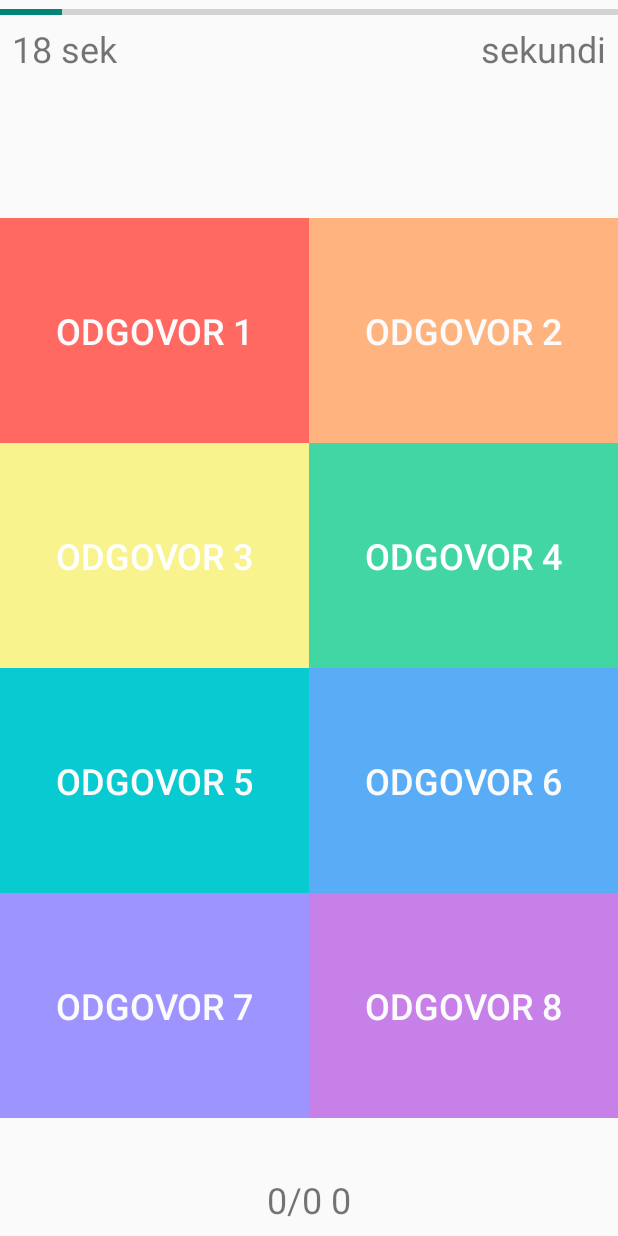
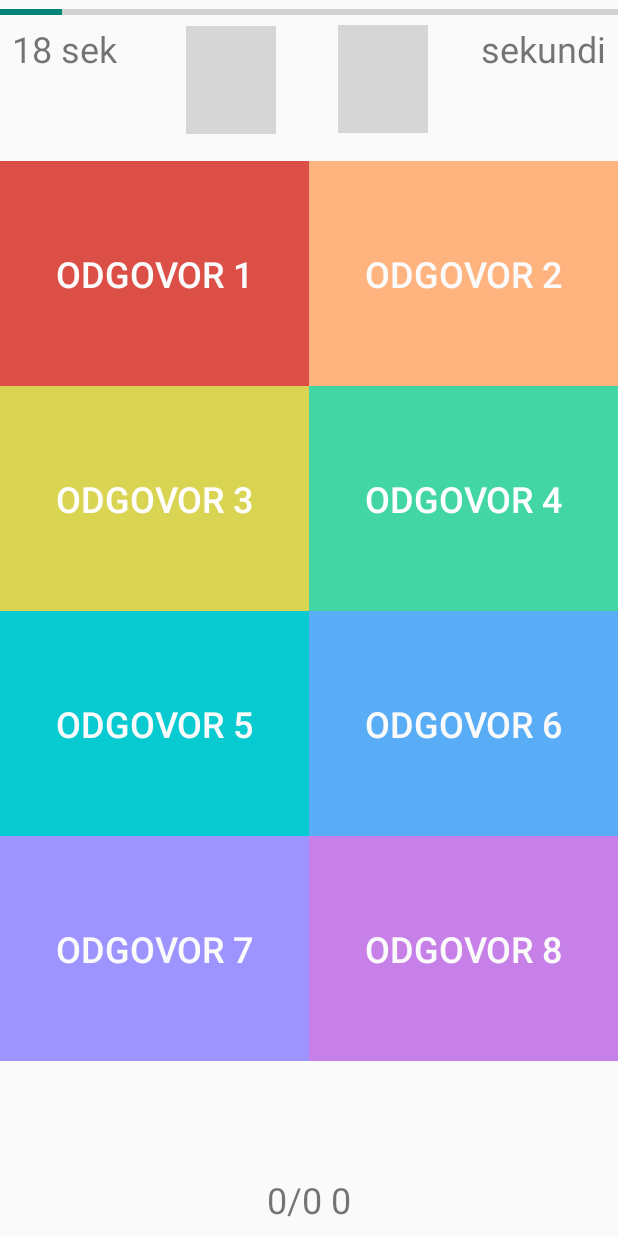
Before and after one commit to Andjelo12/Agilni_projekat, an Android app: the StartGame screen opened directly, with no data from a screen before it, after a tap on "NOVA IGRA", on a phone screen of 412 x 824 dp. Run offline under Robolectric (Android 15) with nearby library versions, the light colour scheme and no system bars; 26 statements that could not run were skipped; grey boxes are pictures that could not be loaded.

Commit message:
commit message

```diff
--- a/app/build.gradle
+++ b/app/build.gradle
@@ -52,6 +52,7 @@ dependencies {
     implementation 'androidx.constraintlayout:constraintlayout:2.1.4'
     implementation 'com.google.android.material:material:1.12.0-alpha01'
     //implementation 'com.github.VishnuSivadasVS:Advanced-HttpURLConnection:1.2'
+    implementation 'com.google.android.material:material:1.3.0'
     testImplementation 'junit:junit:4.13.2'
     androidTestImplementation 'androidx.test.ext:junit:1.1.5'
     androidTestImplementation 'androidx.test.espresso:espresso-core:3.5.1'
--- a/app/src/main/java/com/example/agilni_projekat/StartGame.java
+++ b/app/src/main/java/com/example/agilni_projekat/StartGame.java
@@ -8,6 +8,7 @@ import android.os.Handler;
 import android.view.Gravity;
 import android.view.View;
 import android.widget.Button;
+import android.widget.ImageView;
 import android.widget.ProgressBar;
 import android.widget.TextView;
 import android.widget.Toast;
@@ -22,6 +23,7 @@ public class StartGame extends AppCompatActivity {
     Button btn_start, btn_answer0, btn_answer1, btn_answer2, btn_answer3, btn_answer4, btn_answer5, btn_answer6, btn_answer7;
     TextView tv_score, tv_questions, tv_timer, tv_bottommessage;
     ProgressBar prog_timer;
+    ImageView firstNumImg, secondNumImg;
     long startTime;
     ArrayList<Long> middleTime;
     int secondsRemaining, totalSeconds;
@@ -52,6 +54,8 @@ public class StartGame extends AppCompatActivity {
         btn_answer2.setEnabled(false);
         btn_answer3 = findViewById(R.id.btn_answer3);
         btn_answer3.setEnabled(false);
+        firstNumImg = findViewById(R.id.imageView);
+        secondNumImg = findViewById(R.id.imageView2);
         if (difficulty.equals("Medium")) {
             btn_answer4 = findViewById(R.id.btn_answer4);
             btn_answer4.setEnabled(false);
@@ -168,7 +172,7 @@ public class StartGame extends AppCompatActivity {
                 btn_answer1.setEnabled(false);
                 btn_answer2.setEnabled(false);
                 btn_answer3.setEnabled(false);
-                tv_bottommessage.setText("Vreme je isteklo! " + g.getNumberCorrect() + "/" + (g.getTotalQuestions() - 1)+" Pts:"+g.getPoints());
+                tv_bottommessage.setText("Vreme je isteklo! " + "\nTačni | Netačni: " + g.getNumberCorrect() + " | " + (g.getTotalQuestions() - 1)+"\nPts: "+g.getPoints());
                 String[] field = new String[8];
                 field[0] = "id_user";
                 field[1] = "correct_answers";
@@ -214,6 +218,44 @@ public class StartGame extends AppCompatActivity {
 
     private void nextTurn(Game g, String type, String difficulty) {
         g.makeNewQuestion(type, difficulty);
+        switch (g.getCurrentQuestion().getFirstNumber()){
+            case 1:
+                firstNumImg.setImageResource(R.drawable.jedan);
+                break;
+            case 2:
+                firstNumImg.setImageResource(R.drawable.dva);
+                break;
+            case 3:
+                firstNumImg.setImageResource(R.drawable.tri);
+                break;
+            case 4:
+                firstNumImg.setImageResource(R.drawable.cetiri);
+                break;
+            case 5:
+                firstNumImg.setImageResource(R.drawable.pet);
+                break;
+            case 6:
+                firstNumImg.setImageResource(R.drawable.sest);
+        }
+        switch (g.getCurrentQuestion().getSecondNumber()){
+            case 1:
+                secondNumImg.setImageResource(R.drawable.jedan);
+                break;
+            case 2:
+                secondNumImg.setImageResource(R.drawable.dva);
+                break;
+            case 3:
+                secondNumImg.setImageResource(R.drawable.tri);
+                break;
+            case 4:
+                secondNumImg.setImageResource(R.drawable.cetiri);
+                break;
+            case 5:
+                secondNumImg.setImageResource(R.drawable.pet);
+                break;
+            case 6:
+                secondNumImg.setImageResource(R.drawable.sest);
+        }
         int[] answer = g.getCurrentQuestion().getAnswerArray();
         btn_answer0.setText(Integer.toString(answer[0]));
         btn_answer1.setText(Integer.toString(answer[1]));
--- a/app/src/main/res/layout/activity_hard.xml
+++ b/app/src/main/res/layout/activity_hard.xml
@@ -6,12 +6,49 @@
     android:layout_height="match_parent"
     tools:context=".AddHard">
 
+    <ImageView
+        android:id="@+id/imageView"
+        android:layout_width="60dp"
+        android:layout_height="72dp"
+        android:layout_marginStart="124dp"
+        app:layout_constraintBottom_toBottomOf="parent"
+        app:layout_constraintEnd_toEndOf="@+id/tv_questions"
+        app:layout_constraintHorizontal_bias="0.0"
+        app:layout_constraintStart_toStartOf="parent"
+        app:layout_constraintTop_toTopOf="parent"
+        app:layout_constraintVertical_bias="0.023"
+        tools:srcCompat="@drawable/pet" />
+
+    <ImageView
+        android:id="@+id/imageView2"
+        android:layout_width="60dp"
+        android:layout_height="72dp"
+        app:layout_constraintBottom_toBottomOf="parent"
+        app:layout_constraintEnd_toEndOf="parent"
+        app:layout_constraintHorizontal_bias="0.64"
+        app:layout_constraintStart_toStartOf="parent"
+        app:layout_constraintTop_toTopOf="parent"
+        app:layout_constraintVertical_bias="0.022"
+        tools:srcCompat="@drawable/pet" />
+
+    <TextView
+        android:id="@+id/tv_questions"
+        android:layout_width="wrap_content"
+        android:layout_height="wrap_content"
+        android:text="+"
+        android:textSize="48sp"
+        app:layout_constraintBottom_toTopOf="@+id/tableLayout3"
+        app:layout_constraintEnd_toEndOf="parent"
+        app:layout_constraintStart_toStartOf="parent"
+        app:layout_constraintTop_toBottomOf="@+id/prog_timer"
+        app:layout_constraintVertical_bias="0.026" />
+
     <Button
         android:id="@+id/btn_start"
         android:layout_width="180dp"
         android:layout_height="180dp"
         android:autoText="false"
-        android:background="#f66d9b"
+        android:background="@drawable/mybutton"
         android:text="nova igra"
         android:textColor="#FFFDFD"
         android:textSize="24sp"
@@ -54,22 +91,12 @@
         app:layout_constraintTop_toBottomOf="@+id/prog_timer" />
 
     <TextView
-        android:id="@+id/tv_questions"
-        android:layout_width="wrap_content"
-        android:layout_height="wrap_content"
-        android:layout_marginTop="16dp"
-        android:text="TextView"
-        android:textSize="34sp"
-        app:layout_constraintEnd_toEndOf="parent"
-        app:layout_constraintStart_toStartOf="parent"
-        app:layout_constraintTop_toBottomOf="@+id/prog_timer" />
-
-    <TextView
         android:id="@+id/tv_bottommessage"
         android:layout_width="wrap_content"
         android:layout_height="wrap_content"
         android:layout_marginBottom="8dp"
         android:text="TextView"
+        android:gravity="center"
         android:textSize="24sp"
         app:layout_constraintBottom_toBottomOf="parent"
         app:layout_constraintEnd_toEndOf="parent"
@@ -86,7 +113,7 @@
         app:layout_constraintHorizontal_bias="1.0"
         app:layout_constraintStart_toStartOf="parent"
         app:layout_constraintTop_toTopOf="parent"
-        app:layout_constraintVertical_bias="0.65">
+        app:layout_constraintVertical_bias="0.48000002">
 
         <TableRow
             android:layout_width="match_parent"
@@ -98,7 +125,7 @@
                 android:layout_height="wrap_content"
                 android:layout_weight="1"
                 android:height="150dp"
-                android:background="#ff6961"
+                android:background="#DC4F47"
                 android:text="odgovor 1"
                 android:textColor="#FBFBFB"
                 android:textSize="24sp" />
@@ -126,7 +153,7 @@
                 android:layout_height="wrap_content"
                 android:layout_weight="1"
                 android:height="150dp"
-                android:background="#f8f38d"
+                android:background="#DAD453"
                 android:text="odgovor 3"
                 android:textColor="#FFFFFF"
                 android:textSize="24sp" />
--- a/app/src/main/res/layout/activity_sign_up.xml
+++ b/app/src/main/res/layout/activity_sign_up.xml
@@ -53,7 +53,6 @@
             android:layout_width="match_parent"
             android:layout_height="wrap_content"
             android:drawableEnd="@drawable/ic_user"
-            android:drawableRight="@drawable/ic_user"
             tools:targetApi="jelly_bean" />
     </com.google.android.material.textfield.TextInputLayout>
 
@@ -66,14 +65,14 @@
         android:hint="@string/password"
         app:layout_constraintEnd_toEndOf="parent"
         app:layout_constraintStart_toStartOf="parent"
+        app:passwordToggleEnabled="true"
+        app:passwordToggleTint="#000000"
         app:layout_constraintTop_toBottomOf="@+id/textInputLayoutUsername">
 
         <com.google.android.material.textfield.TextInputEditText
             android:id="@+id/password"
             android:layout_width="match_parent"
             android:layout_height="wrap_content"
-            android:drawableEnd="@drawable/ic_pass"
-            android:drawableRight="@drawable/ic_pass"
             android:inputType="textPassword"
             tools:targetApi="jelly_bean" />
     </com.google.android.material.textfield.TextInputLayout>
--- a/app/src/main/res/values/strings.xml
+++ b/app/src/main/res/values/strings.xml
@@ -1,5 +1,5 @@
 <resources>
-    <string name="app_name">Agilni_projekat</string>
+    <string name="app_name">Fast Math Challenge V2</string>
     <string name="username">Username</string>
     <string name="password">Password</string>
     <string name="login">Login</string>
```
Also changed, not shown: app/src/main/AndroidManifest.xml (+7 -3 lines), app/src/main/java/com/example/agilni_projekat/Question.java (+13 -5 lines), app/src/main/res/layout/activity_easy.xml (+31 -6 lines), app/src/main/res/layout/activity_login.xml (+11 -2 lines), app/src/main/res/layout/activity_main_menu.xml (+10 -5 lines), app/src/main/res/layout/activity_medium.xml (+43 -14 lines), app/src/main/res/layout/activity_select_level.xml (+11 -7 lines).
